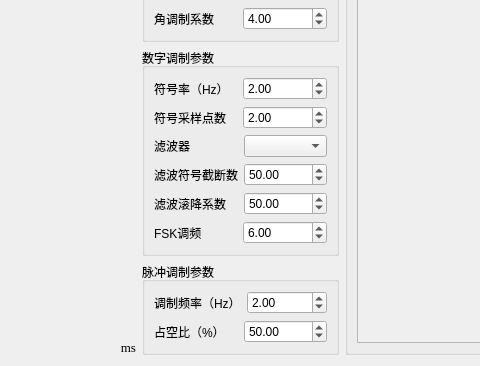
Before: the Qt Designer form plottestdlg.ui in YuJun618/foo, drawn with Qt 5; both pictures show x 717 to 1197 and y 375 to 741 of the 1317 by 741 pixel window.
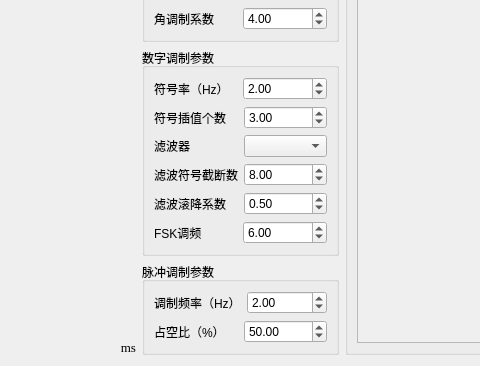
After: the same form once the commit is applied. Custom widgets are drawn as their Qt base class.

```diff
--- a/plottestdlg.ui
+++ b/plottestdlg.ui
@@ -412,7 +412,7 @@
                   <item>
                    <widget class="QLabel" name="label_12">
                     <property name="text">
-                     <string>符号采样点数</string>
+                     <string>符号插值个数</string>
                     </property>
                    </widget>
                   </item>
@@ -425,10 +425,10 @@
                      </size>
                     </property>
                     <property name="maximum">
-                     <double>80000000.000000000000000</double>
+                     <double>7.000000000000000</double>
                     </property>
                     <property name="value">
-                     <double>2.000000000000000</double>
+                     <double>3.000000000000000</double>
                     </property>
                    </widget>
                   </item>
@@ -465,8 +465,14 @@
                       <height>0</height>
                      </size>
                     </property>
+                    <property name="minimum">
+                     <double>1.000000000000000</double>
+                    </property>
+                    <property name="maximum">
+                     <double>32.000000000000000</double>
+                    </property>
                     <property name="value">
-                     <double>50.000000000000000</double>
+                     <double>8.000000000000000</double>
                     </property>
                    </widget>
                   </item>
@@ -489,8 +495,14 @@
                       <height>0</height>
                      </size>
                     </property>
+                    <property name="maximum">
+                     <double>1.000000000000000</double>
+                    </property>
+                    <property name="singleStep">
+                     <double>0.100000000000000</double>
+                    </property>
                     <property name="value">
-                     <double>50.000000000000000</double>
+                     <double>0.500000000000000</double>
                     </property>
                    </widget>
                   </item>
```
